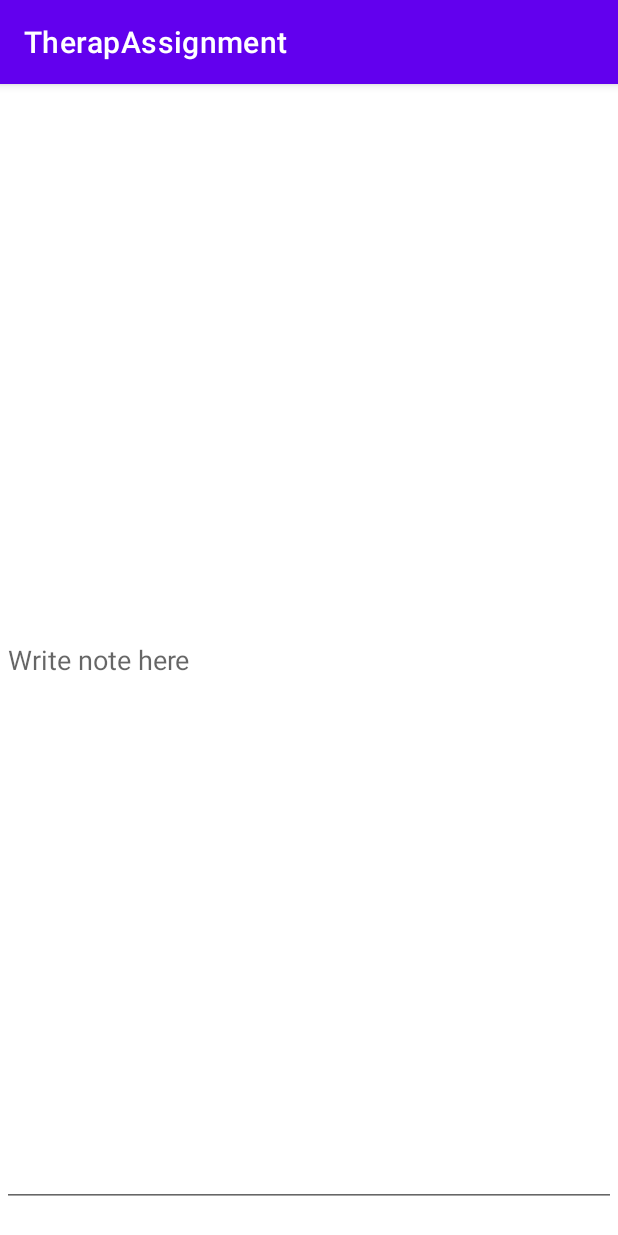
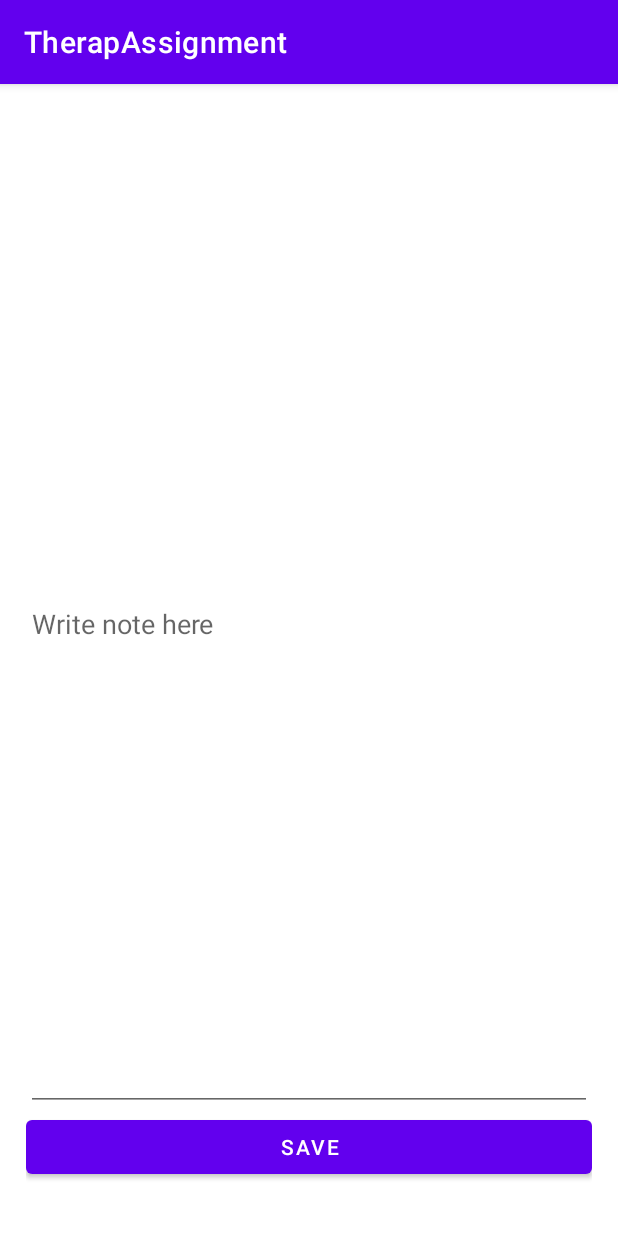
Before and after one commit to shahsamir97/TherapTask, an Android app: the fragment AddNoteFragment placed in its activity, on a phone screen of 412 x 824 dp. Run offline under Robolectric (Android 15) with nearby library versions, the phone set to English and light mode, and no system bars; our stand-ins replace Room's generated code; pictures from the network do not load; 2 statements that could not run were skipped.

Commit message:
note insertion in db done

```diff
--- a/app/src/main/java/com/apps/therapassignment/ui/addnote/AddNoteFragment.kt
+++ b/app/src/main/java/com/apps/therapassignment/ui/addnote/AddNoteFragment.kt
@@ -28,5 +28,8 @@ class AddNoteFragment : Fragment() {
     private fun initUi(){
         val noteText = requireArguments().getString("note")
         if (noteText != null) binding.noteEditText.setText(noteText)
+        binding.saveButton.setOnClickListener {
+            viewModel.addNote(binding.noteEditText.text.toString())
+        }
     }
 }
--- a/app/src/main/java/com/apps/therapassignment/ui/addnote/AddNoteViewModelFactory.kt
+++ b/app/src/main/java/com/apps/therapassignment/ui/addnote/AddNoteViewModelFactory.kt
@@ -6,7 +6,7 @@ import com.apps.therapassignment.ui.repolist.RepoListViewModel
 
 class AddNoteViewModelFactory(private val noteId:Int, private val addNoteRepo: AddNoteRepo): ViewModelProvider.Factory {
     override fun <T : ViewModel?> create(modelClass: Class<T>): T {
-        if (modelClass.isAssignableFrom(RepoListViewModel::class.java))
+        if (modelClass.isAssignableFrom(AddNoteViewModel::class.java))
             return AddNoteViewModel(noteId, addNoteRepo) as T
         throw IllegalArgumentException("Unknown ViewModel class")
     }
--- a/app/src/main/java/com/apps/therapassignment/ui/repolist/RepoListFragment.kt
+++ b/app/src/main/java/com/apps/therapassignment/ui/repolist/RepoListFragment.kt
@@ -11,7 +11,6 @@ import androidx.fragment.app.viewModels
 import androidx.navigation.fragment.findNavController
 import com.apps.therapassignment.MyApplication
 import com.apps.therapassignment.R
-import com.apps.therapassignment.database.Note
 import com.apps.therapassignment.databinding.FragmentRepoListBinding
 import com.apps.therapassignment.network.ServiceGenerator
 
@@ -55,5 +54,4 @@ class RepoListFragment : Fragment() {
         }
         binding.repoList.adapter = adapter
     }
-
 }
--- a/app/src/main/java/com/apps/therapassignment/ui/repolist/RepoListViewModel.kt
+++ b/app/src/main/java/com/apps/therapassignment/ui/repolist/RepoListViewModel.kt
@@ -31,7 +31,7 @@ class RepoListViewModel(private val repo: RepoListRepository): ViewModel() {
                 val repoIds = response.map { it.id }.toIntArray()
                 withContext(Dispatchers.IO){
                     val notes = repo.getNotesByIds(repoIds)
-                    _repoList.value = Pair(response, notes)
+                    _repoList.postValue(Pair(response, notes))
                 }
             }catch (e: java.lang.Exception){
                 e.printStackTrace()
--- a/app/src/main/res/layout/fragment_add_note.xml
+++ b/app/src/main/res/layout/fragment_add_note.xml
@@ -1,15 +1,31 @@
 <?xml version="1.0" encoding="utf-8"?>
-<FrameLayout xmlns:android="http://schemas.android.com/apk/res/android"
+<androidx.constraintlayout.widget.ConstraintLayout xmlns:android="http://schemas.android.com/apk/res/android"
+    xmlns:app="http://schemas.android.com/apk/res-auto"
     xmlns:tools="http://schemas.android.com/tools"
     android:layout_width="match_parent"
     android:layout_height="match_parent"
+    android:padding="@dimen/layout_padding"
     tools:context=".ui.addnote.AddNoteFragment">
 
     <EditText
         android:id="@+id/noteEditText"
-        android:layout_width="match_parent"
-        android:layout_height="match_parent"
+        android:layout_width="0dp"
+        android:layout_height="0dp"
         android:hint="@string/write_note_here"
-        />
+        android:inputType="textMultiLine"
+        app:layout_constraintBottom_toTopOf="@+id/saveButton"
+        app:layout_constraintEnd_toEndOf="parent"
+        app:layout_constraintStart_toStartOf="parent"
+        app:layout_constraintTop_toTopOf="parent"
+        android:importantForAutofill="no" />
 
-</FrameLayout>
+    <Button
+        android:id="@+id/saveButton"
+        android:layout_width="0dp"
+        android:layout_height="wrap_content"
+        android:text="@string/save"
+        app:layout_constraintBottom_toBottomOf="parent"
+        app:layout_constraintEnd_toEndOf="parent"
+        app:layout_constraintStart_toStartOf="parent" />
+
+</androidx.constraintlayout.widget.ConstraintLayout>
--- a/app/src/main/res/values/strings.xml
+++ b/app/src/main/res/values/strings.xml
@@ -5,4 +5,5 @@
     <string name="repo_name">Repo Name</string>
     <string name="repo_description">Repo description</string>
     <string name="write_note_here">Write note here</string>
+    <string name="save">Save</string>
 </resources>
```
Also changed, not shown: app/src/main/java/com/apps/therapassignment/ui/addnote/AddNoteRepo.kt (+7 -1 lines), app/src/main/java/com/apps/therapassignment/ui/addnote/AddNoteViewModel.kt (+8 -2 lines).
